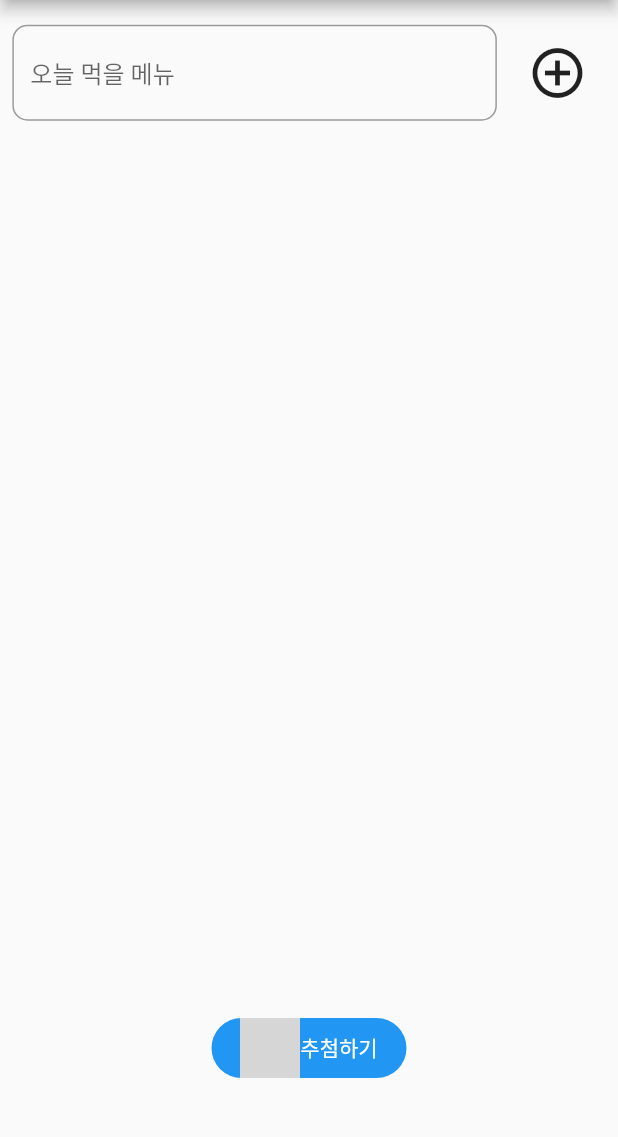
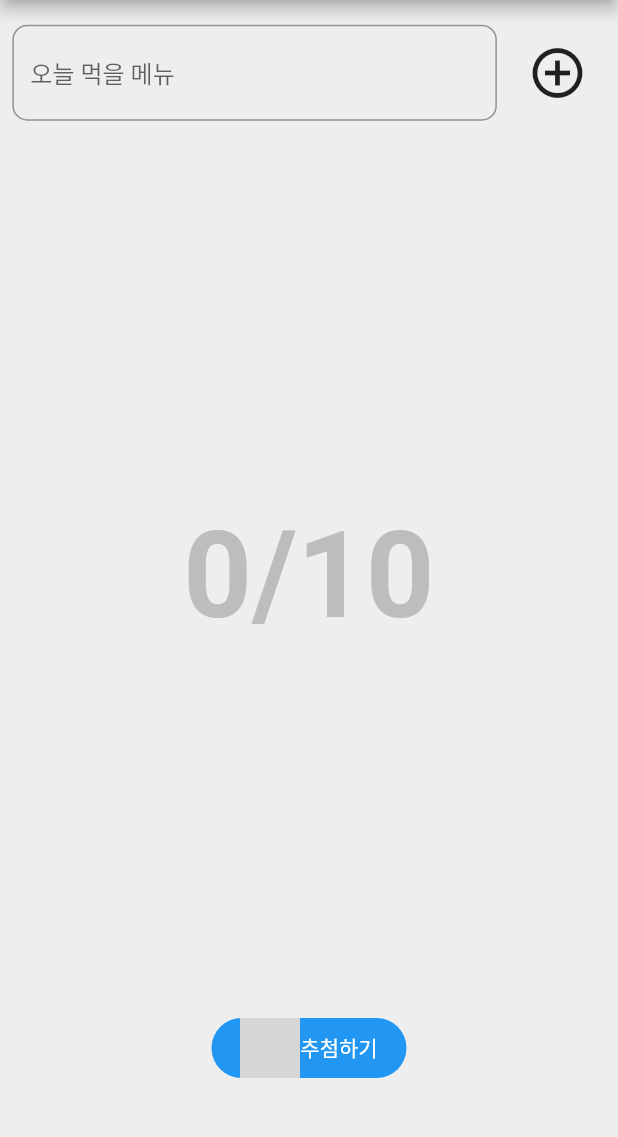
Before and after one commit to SoonhanSaram/what_is_lunch_time_for, a Flutter app: the screen it shows after launch, on a phone screen of 412 x 824 dp, the part 84-1221 px from its top. Run offline on Flutter 3.47's test engine with Material 2 defaults, Android fonts, the phone set to English and light mode, and no system bars; our stand-ins replace flutter_dotenv, geolocator, permission_handler; missing offline and left inert: kakaomap_webview; grey boxes are pictures that could not be loaded.

Commit message:
UI 수정v1

```diff
--- a/lib/view/menu_insert_page.dart
+++ b/lib/view/menu_insert_page.dart
@@ -16,7 +16,24 @@ class InsertPage extends StatelessWidget {
         title: const Text("오늘 뭐 먹지?"),
       ),
       body: SafeArea(
+        child: Stack(
+          children: [
+            Positioned.fill(
+              child: Container(
+                color: Colors.grey[200], // Set the background color
                 child: Center(
+                  child: Text(
+                    "${functionProvider.menus.length}/10", // Your desired background text
+                    style: TextStyle(
+                      fontSize: 80,
+                      fontWeight: FontWeight.bold,
+                      color: Colors.grey[400],
+                    ),
+                  ),
+                ),
+              ),
+            ),
+            Center(
               child: Column(
                 mainAxisAlignment: MainAxisAlignment.center,
                 crossAxisAlignment: CrossAxisAlignment.center,
@@ -69,6 +86,8 @@ class InsertPage extends StatelessWidget {
                 ],
               ),
             ),
+          ],
+        ),
       ),
     );
   }
```
Lines whose indentation alone changed are shown as unchanged.
